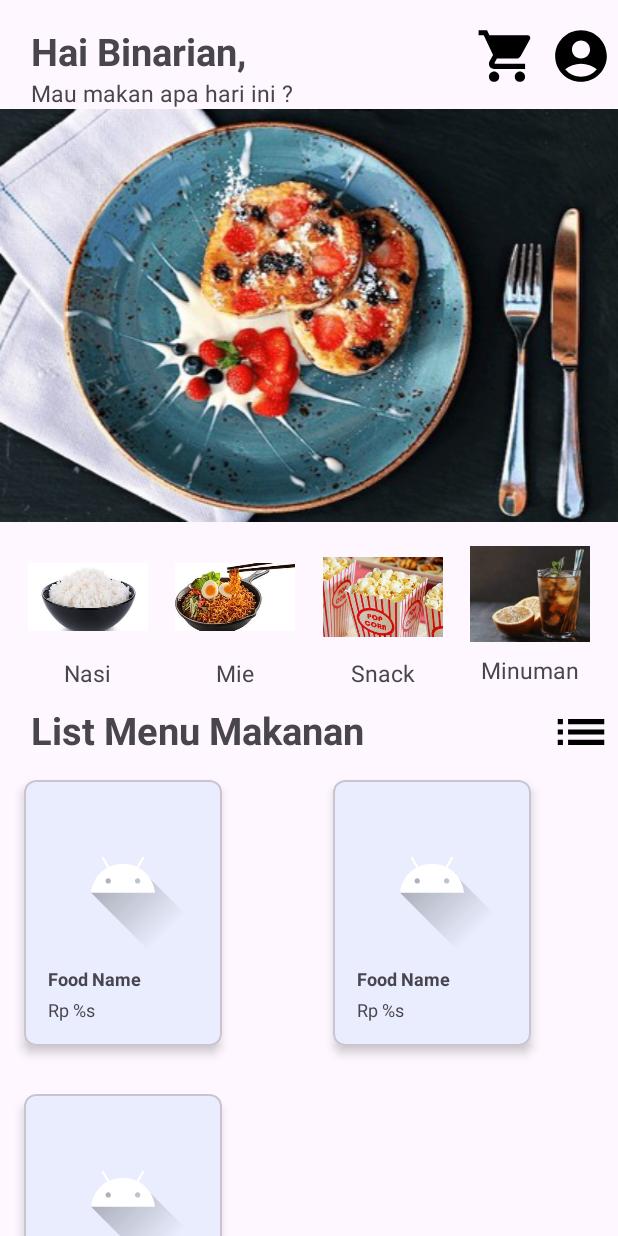
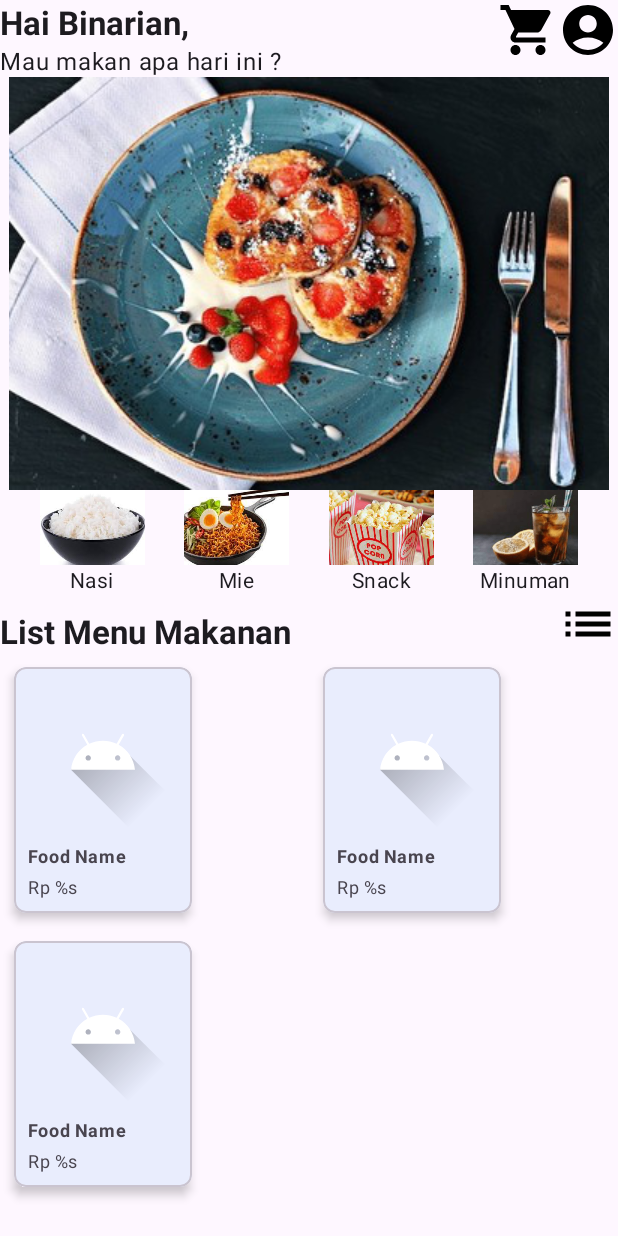
Before and after one commit to nisahamidatun/Hackathon3_GroupE, an Android app: the layout activity_main.xml on its own in the app's theme, with its tools: preview values and no code run, on a phone screen of 412 x 824 dp. Run offline under Robolectric (Android 15) with nearby library versions, the phone set to English and light mode, and no system bars.

Commit message:
finish homepage food

```diff
--- a/app/src/main/res/layout/activity_main.xml
+++ b/app/src/main/res/layout/activity_main.xml
@@ -6,66 +6,79 @@
     android:layout_height="match_parent"
     tools:context=".MainActivity">
 
-    <androidx.constraintlayout.widget.Guideline
-        android:id="@+id/guidlinehorizontal"
-        android:layout_width="wrap_content"
+    <androidx.constraintlayout.widget.ConstraintLayout
+        android:id="@+id/title_item"
+        android:layout_width="match_parent"
         android:layout_height="wrap_content"
-        android:orientation="horizontal"
-        app:layout_constraintGuide_percent="0.02" />
-
-    <androidx.constraintlayout.widget.Guideline
-        android:id="@+id/guidelinevertical"
-        android:layout_width="wrap_content"
-        android:layout_height="wrap_content"
-        android:orientation="vertical"
-        app:layout_constraintGuide_percent="0.05" />
+        app:layout_constraintStart_toStartOf="parent"
+        app:layout_constraintTop_toTopOf="parent">
 
         <TextView
             android:id="@+id/title"
-        style="@style/Title_Style"
+            style="@style/TextAppearance.Material3.ActionBar.Title"
+            android:layout_width="wrap_content"
+            android:layout_height="wrap_content"
             android:text="@string/hai_binarian"
-        app:layout_constraintStart_toStartOf="@id/guidelinevertical"
-        app:layout_constraintTop_toTopOf="@id/guidlinehorizontal" />
+            android:textStyle="bold"
+            app:layout_constraintStart_toStartOf="parent"
+            app:layout_constraintTop_toTopOf="parent" />
 
         <TextView
-        android:id="@+id/title_item"
-        style="@style/Title_item"
+            android:id="@+id/tv_title_item"
+            style="@style/TextAppearance.Material3.BodyLarge"
+            android:layout_width="wrap_content"
+            android:layout_height="wrap_content"
             android:text="@string/mau_makan_apa_hari_ini"
-        app:layout_constraintBottom_toBottomOf="@id/guidelinevertical"
-        app:layout_constraintStart_toStartOf="@id/guidelinevertical"
+
+            app:layout_constraintStart_toStartOf="parent"
             app:layout_constraintTop_toBottomOf="@id/title" />
 
         <ImageView
-        android:id="@+id/cart"
-        android:layout_width="0dp"
-        android:layout_height="0dp"
+            style="@style/ShapeAppearance.Material3.SmallComponent"
+            android:layout_width="40dp"
+            android:layout_height="40dp"
             android:src="@drawable/cart"
             app:layout_constraintEnd_toStartOf="@id/account"
-        app:layout_constraintHeight_percent="0.05"
-        app:layout_constraintWidth_percent="0.12"
-        app:layout_constraintTop_toTopOf="@id/guidlinehorizontal"
+            app:layout_constraintTop_toTopOf="parent"
             android:contentDescription="@string/cart"/>
 
         <ImageView
             android:id="@+id/account"
-        android:layout_width="0dp"
-        android:layout_height="0dp"
+            style="@style/ShapeAppearance.Material3.SmallComponent"
+            android:layout_width="40dp"
+            android:layout_height="40dp"
             android:src="@drawable/account"
             app:layout_constraintEnd_toEndOf="parent"
-        app:layout_constraintHeight_percent="0.05"
-        app:layout_constraintTop_toTopOf="@id/guidlinehorizontal"
-        app:layout_constraintWidth_percent="0.12" />
+            app:layout_constraintTop_toTopOf="parent"
+            android:contentDescription="@string/account"/>
+    </androidx.constraintlayout.widget.ConstraintLayout>
 
-    <ImageView
+    <androidx.constraintlayout.widget.ConstraintLayout
         android:id="@+id/diskonfood"
         android:layout_width="match_parent"
         android:layout_height="wrap_content"
+        app:layout_constraintStart_toStartOf="parent"
+        app:layout_constraintTop_toBottomOf="@id/title_item">
+
+        <ImageView
+            android:id="@+id/diskonfoodImage"
+            android:layout_width="0dp"
+            android:layout_height="wrap_content"
+            android:layout_weight="1"
             android:src="@drawable/banners"
-        app:layout_constraintTop_toBottomOf="@id/title_item"
+            app:layout_constraintEnd_toEndOf="parent"
             app:layout_constraintStart_toStartOf="parent"
-        android:scaleType="fitXY"
-        app:layout_constraintEnd_toEndOf="parent"
-        app:layout_constraintBottom_toTopOf="@id/iv_nasi" />
+            app:layout_constraintTop_toTopOf="parent"
+            android:contentDescription="@string/diskonimage"
+            />
+    </androidx.constraintlayout.widget.ConstraintLayout>
+
+    <androidx.constraintlayout.widget.ConstraintLayout
+        android:id="@+id/category"
+        android:layout_width="match_parent"
+        android:layout_height="wrap_content"
+        app:layout_constraintStart_toStartOf="parent"
+        app:layout_constraintTop_toBottomOf="@id/diskonfood">
 
         <ImageView
             android:id="@+id/iv_nasi"
@@ -74,11 +87,14 @@
             app:layout_constraintEnd_toStartOf="@+id/iv_mie"
             app:layout_constraintHorizontal_bias="0.5"
             app:layout_constraintStart_toStartOf="parent"
-        app:layout_constraintTop_toBottomOf="@id/diskonfood" />
+            app:layout_constraintTop_toTopOf="parent"
+            android:contentDescription="@string/nasi"/>
 
         <TextView
             android:id="@+id/tv_nasi"
-        style="@style/Title_item"
+            style="@style/TextAppearance.Material3.BodyMedium"
+            android:layout_width="wrap_content"
+            android:layout_height="wrap_content"
             android:text="@string/nasi"
             app:layout_constraintEnd_toEndOf="@id/iv_nasi"
             app:layout_constraintStart_toStartOf="@id/iv_nasi"
@@ -91,11 +107,14 @@
             app:layout_constraintEnd_toStartOf="@+id/iv_snack"
             app:layout_constraintHorizontal_bias="0.5"
             app:layout_constraintStart_toEndOf="@+id/iv_nasi"
-        app:layout_constraintTop_toBottomOf="@id/diskonfood" />
+            app:layout_constraintTop_toTopOf="parent"
+            android:contentDescription="@string/mie"/>
 
         <TextView
             android:id="@+id/tv_mie"
-        style="@style/Title_item"
+            style="@style/TextAppearance.Material3.BodyMedium"
+            android:layout_width="wrap_content"
+            android:layout_height="wrap_content"
             android:text="@string/mie"
             app:layout_constraintEnd_toEndOf="@id/iv_mie"
             app:layout_constraintStart_toStartOf="@id/iv_mie"
@@ -108,11 +127,14 @@
             app:layout_constraintEnd_toStartOf="@+id/iv_minuman"
             app:layout_constraintHorizontal_bias="0.5"
             app:layout_constraintStart_toEndOf="@+id/iv_mie"
-        app:layout_constraintTop_toBottomOf="@id/diskonfood" />
+            app:layout_constraintTop_toTopOf="parent"
+            android:contentDescription="@string/snack"/>
 
         <TextView
             android:id="@+id/tv_snack"
-        style="@style/Title_item"
+            style="@style/TextAppearance.Material3.BodyMedium"
+            android:layout_width="wrap_content"
+            android:layout_height="wrap_content"
             android:text="@string/snack"
             app:layout_constraintEnd_toEndOf="@id/iv_snack"
             app:layout_constraintStart_toStartOf="@id/iv_snack"
@@ -121,47 +143,59 @@
         <ImageView
             android:id="@+id/iv_minuman"
             style="@style/image_style"
-        android:layout_marginTop="8dp"
             android:src="@drawable/minumans"
             app:layout_constraintEnd_toEndOf="parent"
             app:layout_constraintHorizontal_bias="0.5"
             app:layout_constraintStart_toEndOf="@+id/iv_snack"
-        app:layout_constraintTop_toBottomOf="@id/diskonfood" />
+            app:layout_constraintTop_toTopOf="parent"
+            android:contentDescription="@string/minuman"/>
 
         <TextView
             android:id="@+id/tv_minuman"
-        style="@style/Title_item"
+            style="@style/TextAppearance.Material3.BodyMedium"
+            android:layout_width="wrap_content"
+            android:layout_height="wrap_content"
             android:text="@string/minuman"
             app:layout_constraintEnd_toEndOf="@id/iv_minuman"
             app:layout_constraintStart_toStartOf="@id/iv_minuman"
             app:layout_constraintTop_toBottomOf="@id/iv_minuman" />
+
+    </androidx.constraintlayout.widget.ConstraintLayout>
+
     <TextView
         android:id="@+id/list_minuman"
-        style="@style/Title_Style"
-        app:layout_constraintTop_toBottomOf="@id/tv_nasi"
-        app:layout_constraintStart_toStartOf="@id/guidelinevertical"
+        style="@style/TextAppearance.Material3.ActionBar.Title"
+        android:layout_width="wrap_content"
+        android:layout_height="wrap_content"
+        android:layout_marginTop="10dp"
         android:text="@string/list_menu_makanan"
-        android:layout_marginTop="10dp"
-        />
+        android:textStyle="bold"
+        app:layout_constraintStart_toStartOf="parent"
+        app:layout_constraintTop_toBottomOf="@id/category" />
+
     <ImageView
-        android:layout_height="0dp"
-        android:layout_width="0dp"
-        app:layout_constraintHeight_percent="0.05"
-        app:layout_constraintWidth_percent="0.12"
+        style="@style/ShapeAppearance.Material3.MediumComponent"
+        android:layout_width="40dp"
+        android:layout_height="40dp"
         android:src="@drawable/baseline_list_24"
         app:layout_constraintEnd_toEndOf="parent"
-        app:layout_constraintTop_toBottomOf="@id/tv_minuman"
-        android:layout_marginTop="10dp"
+        app:layout_constraintTop_toBottomOf="@id/category"
+        android:contentDescription="@string/listicon"
         />
+
     <androidx.recyclerview.widget.RecyclerView
         android:id="@+id/recycleviewFood"
-        android:layout_width="match_parent"
+        android:layout_width="0dp"
         android:layout_height="0dp"
+        android:layout_gravity="center_vertical"
         app:layoutManager="androidx.recyclerview.widget.GridLayoutManager"
-        app:spanCount="2"
-        app:layout_constraintTop_toBottomOf="@id/list_minuman"
         app:layout_constraintBottom_toBottomOf="parent"
         app:layout_constraintEnd_toEndOf="parent"
-        tools:listitem="@layout/item_food"/>
+        app:layout_constraintHorizontal_bias="0.0"
+        app:layout_constraintStart_toStartOf="parent"
+        app:layout_constraintTop_toBottomOf="@id/list_minuman"
+        app:layout_constraintVertical_bias="0.0"
+        app:spanCount="2"
+        tools:listitem="@layout/item_food" />
 
 </androidx.constraintlayout.widget.ConstraintLayout>
--- a/app/src/main/res/layout/item_food.xml
+++ b/app/src/main/res/layout/item_food.xml
@@ -4,7 +4,7 @@
     android:id="@+id/cardView"
     android:layout_width="wrap_content"
     android:layout_height="wrap_content"
-    android:layout_margin="16dp"
+    android:layout_margin="9dp"
     app:cardCornerRadius="8dp"
     app:cardElevation="4dp">
 
@@ -12,7 +12,7 @@
         android:layout_width="wrap_content"
         android:layout_height="wrap_content"
         android:orientation="vertical"
-        android:padding="16dp">
+        android:padding="9dp">
 
         <ImageView
             android:id="@+id/foodImage"
@@ -27,8 +27,8 @@
             android:layout_width="match_parent"
             android:layout_height="wrap_content"
             android:text="@string/food_name"
-            android:textSize="12sp"
             android:textStyle="bold"
+            style="@style/TextAppearance.Material3.BodySmall"
             android:layout_marginTop="8dp" />
 
         <TextView
@@ -36,7 +36,7 @@
             android:layout_width="match_parent"
             android:layout_height="match_parent"
             android:text="@string/currency_format"
-            android:textSize="12sp"
+            style="@style/TextAppearance.Material3.BodySmall"
             android:layout_marginTop="4dp" />
 
     </LinearLayout>
--- a/app/src/main/res/values-night/themes.xml
+++ b/app/src/main/res/values-night/themes.xml
@@ -3,5 +3,10 @@
     <style name="Base.Theme.FoodOrder" parent="Theme.Material3.DayNight.NoActionBar">
         <!-- Customize your dark theme here. -->
         <!-- <item name="colorPrimary">@color/my_dark_primary</item> -->
+        <!-- Tambahkan item warna primer untuk mode gelap -->
+        <item name="colorPrimaryDark">@color/my_dark_primary</item>
+        <item name="colorPrimary">@color/my_dark_primary</item>
+        <!-- Tambahkan item warna aksen untuk mode gelap (opsional) -->
+        <item name="colorAccent">@color/my_dark_accent</item>
     </style>
 </resources>
--- a/app/src/main/res/values/colors.xml
+++ b/app/src/main/res/values/colors.xml
@@ -4,4 +4,6 @@
     <color name="white">#FFFFFFFF</color>
     <color name="colorCustomToastBackground">#2196F3</color>
     <color name="my_light_primary">#2196F3</color>
+    <color name="my_dark_primary">#123456</color>
+    <color name="my_dark_accent">#789012</color>
 </resources>
--- a/app/src/main/res/values/view_style.xml
+++ b/app/src/main/res/values/view_style.xml
@@ -3,9 +3,7 @@
     <style name="Title_Style">
         <item name="android:layout_width">wrap_content</item>
         <item name="android:layout_height">wrap_content</item>
-        <item name="android:textSize">25sp</item>
         <item name="android:textStyle">bold</item>
-
     </style>
 
     <style name="Title_item">
@@ -15,9 +13,9 @@
     </style>
 
     <style name="image_style">
-        <item name="android:layout_width">80dp</item>
-        <item name="android:layout_height">80dp</item>
-        <item name="android:layout_marginTop">10dp</item>
+        <item name="android:layout_width">70dp</item>
+        <item name="android:layout_height">50dp</item>
+        <item name="android:scaleType">centerCrop</item>
     </style>
 
 </resources>
```
Lines whose indentation alone changed are shown as unchanged.
